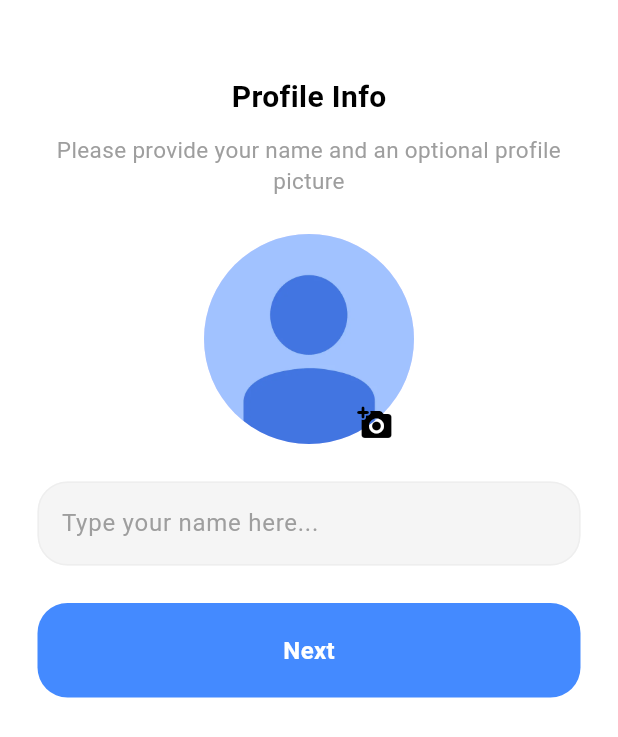
After one commit to siyabongank/syd, a Flutter app: the ProfileSetup screen opened directly, after a tap on the "add a photo" icon, on a phone screen of 412 x 824 dp. The commit adds this screen. Shown: the top 737 px of the screen. Run offline on Flutter 3.47's test engine with Material 3 defaults, Android fonts, the phone set to English and light mode, and no system bars; our stand-ins replace firebase_auth, firebase_core, google_sign_in, image_picker; accounts and stored records are empty.

Commit message:
profile setup and forgot password

```diff
--- /dev/null
+++ b/lib/components/utils.dart
@@ -0,0 +1,13 @@
+import 'package:flutter/material.dart';
+import 'package:image_picker/image_picker.dart';
+
+pickImage(ImageSource source) async{
+  final ImagePicker _imagePicker = ImagePicker();
+  XFile? _file = await _imagePicker.pickImage(source: source);
+  if(_file != null){
+    return await _file.readAsBytes();
+  }else{
+    print('No image selected');
+  }
+
+}
--- a/lib/main.dart
+++ b/lib/main.dart
@@ -3,6 +3,7 @@ import 'package:provider/provider.dart';
 import 'package:firebase_core/firebase_core.dart';
 import 'package:syd/auth/auth_gate.dart';
 import 'package:syd/auth/auth_service.dart';
+import 'package:syd/pages/profile_setup.dart';
 import 'firebase_options.dart';
 
 void main() async {
--- /dev/null
+++ b/lib/pages/profile_setup.dart
@@ -0,0 +1,90 @@
+import 'dart:typed_data';
+import 'package:flutter/material.dart';
+import 'package:image_picker/image_picker.dart';
+import 'package:syd/components/my_button.dart';
+import 'package:syd/components/my_text_field.dart';
+import 'package:syd/components/utils.dart';
+
+class ProfileSetup extends StatefulWidget {
+  const ProfileSetup({super.key});
+
+  @override
+  State<ProfileSetup> createState() => _ProfileSetupState();
+}
+
+class _ProfileSetupState extends State<ProfileSetup> {
+  final nameController = TextEditingController();
+  //image variable
+  Uint8List? _image;
+  //select image function
+  void selectImage() async {
+    Uint8List img = await pickImage(ImageSource.gallery);
+    setState(() {
+      _image = img;
+    });
+  }
+
+  @override
+  Widget build(BuildContext context) {
+    return Scaffold(
+        backgroundColor: Colors.white,
+        body: SingleChildScrollView(
+            child: SafeArea(
+                child: Center(
+          child: Padding(
+            padding: const EdgeInsets.symmetric(horizontal: 25.0),
+            child: Column(
+              mainAxisAlignment: MainAxisAlignment.center,
+              children: [
+                const SizedBox(height: 50),
+                Text(
+                  'Profile Info',
+                  style: TextStyle(
+                      color: Colors.black,
+                      fontSize: 20,
+                      fontWeight: FontWeight.bold),
+                ),
+                const SizedBox(height: 10),
+                Text(
+                  'Please provide your name and an optional profile picture',
+                  textAlign: TextAlign.center,
+                  style: TextStyle(fontSize: 15, color: Colors.grey),
+                ),
+                const SizedBox(height: 25),
+                Stack(
+                  children: [
+                    _image != null
+                        ? CircleAvatar(
+                            radius: 70,
+                            backgroundImage: MemoryImage(_image!),
+                          )
+                        : const CircleAvatar(
+                            radius: 70,
+                            backgroundImage:
+                                AssetImage('lib/img/default_profile.webp'),
+                          ),
+                    Positioned(
+                      bottom: -10,
+                      left: 90,
+                      child: IconButton(
+                          onPressed: selectImage,
+                          icon: Icon(
+                            Icons.add_a_photo_rounded,
+                            color: Colors.black,
+                          )),
+                    )
+                  ],
+                ),
+                const SizedBox(height: 25),
+                MyTextField(
+                    controller: nameController,
+                    hintText: 'Type your name here...',
+                    obscureText: false),
+                const SizedBox(height: 25),
+                MyButton(onTap: () {}, text: 'Next'),
+              ],
+            ),
+          ),
+        ))));
+  }
+}
--- a/pubspec.yaml
+++ b/pubspec.yaml
@@ -37,6 +37,9 @@ dependencies:
   firebase_core: ^3.11.0
   firebase_auth: ^5.4.2
   google_sign_in: ^6.2.2
+  image_picker: ^1.1.2
+  cloud_firestore: ^5.6.3
+  firebase_storage: ^12.4.2
   provider:
 
 dev_dependencies:
@@ -69,6 +72,7 @@ flutter:
    - lib/img/login.png
    - lib/img/create_account.png
    - lib/img/fogot_password.webp
+   - lib/img/default_profile.webp
 
   # An image asset can refer to one or more resolution-specific "variants", see
   # https://flutter.dev/to/resolution-aware-images
```
Also changed, not shown: lib/pages/forgot_password.dart (+59 -28 lines), lib/pages/login_or_register.dart (+12 -11 lines), lib/img/default_profile.webp (added), pubspec.lock.
